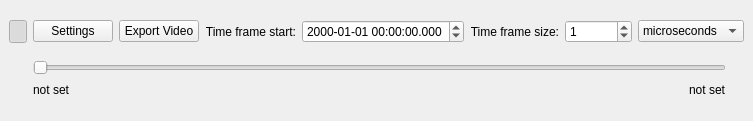
The window that dockwidget2.ui (anitagraser/TimeManager) describes before a commit, drawn with Qt 5.
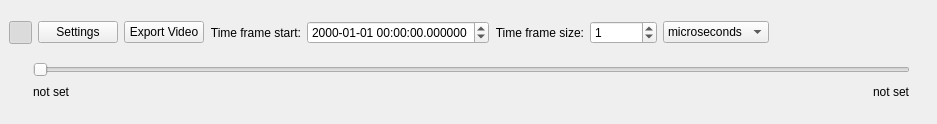
The same window after the commit. Icons and pictures are not drawn.

```diff
--- a/dockwidget2.ui
+++ b/dockwidget2.ui
@@ -6,8 +6,8 @@
    <rect>
     <x>0</x>
     <y>0</y>
-    <width>720</width>
-    <height>121</height>
+    <width>937</width>
+    <height>124</height>
    </rect>
   </property>
   <property name="sizePolicy">
@@ -18,8 +18,8 @@
   </property>
   <property name="minimumSize">
    <size>
-    <width>720</width>
-    <height>121</height>
+    <width>937</width>
+    <height>124</height>
    </size>
   </property>
   <property name="windowTitle">
@@ -122,7 +122,7 @@
       <item>
        <widget class="QDateTimeEdit" name="dateTimeEditCurrentTime">
         <property name="displayFormat">
-         <string>yyyy-MM-dd HH:mm:ss.zzz</string>
+         <string>yyyy-MM-dd HH:mm:ss.zzzzzz</string>
         </property>
        </widget>
       </item>
```
